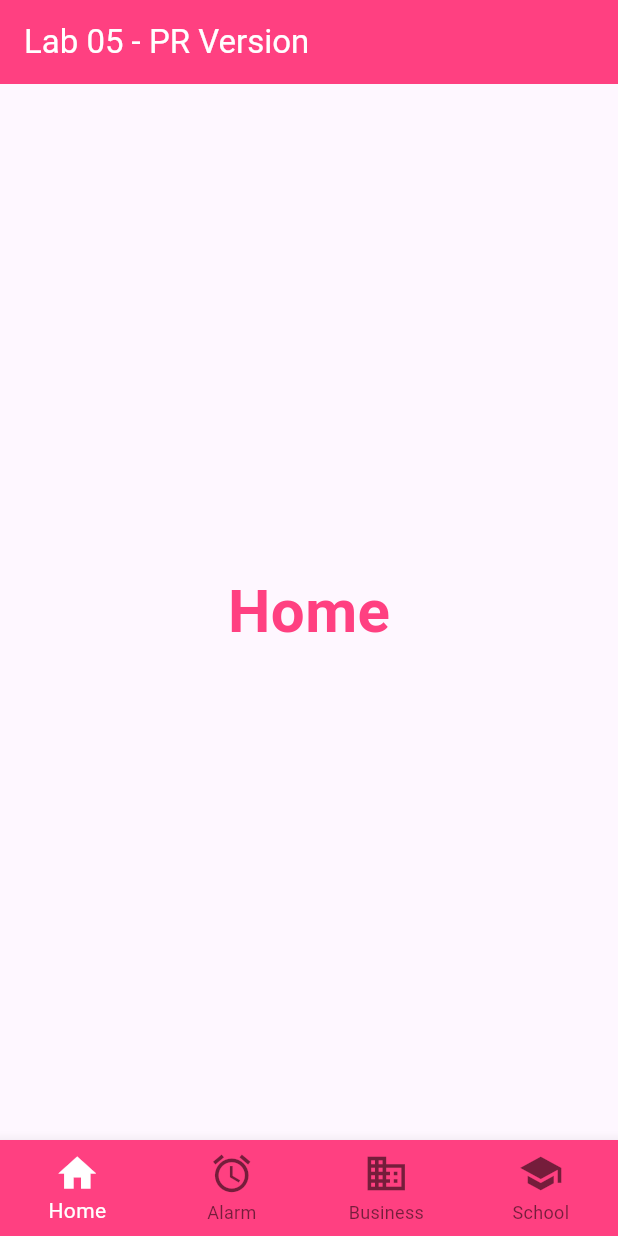
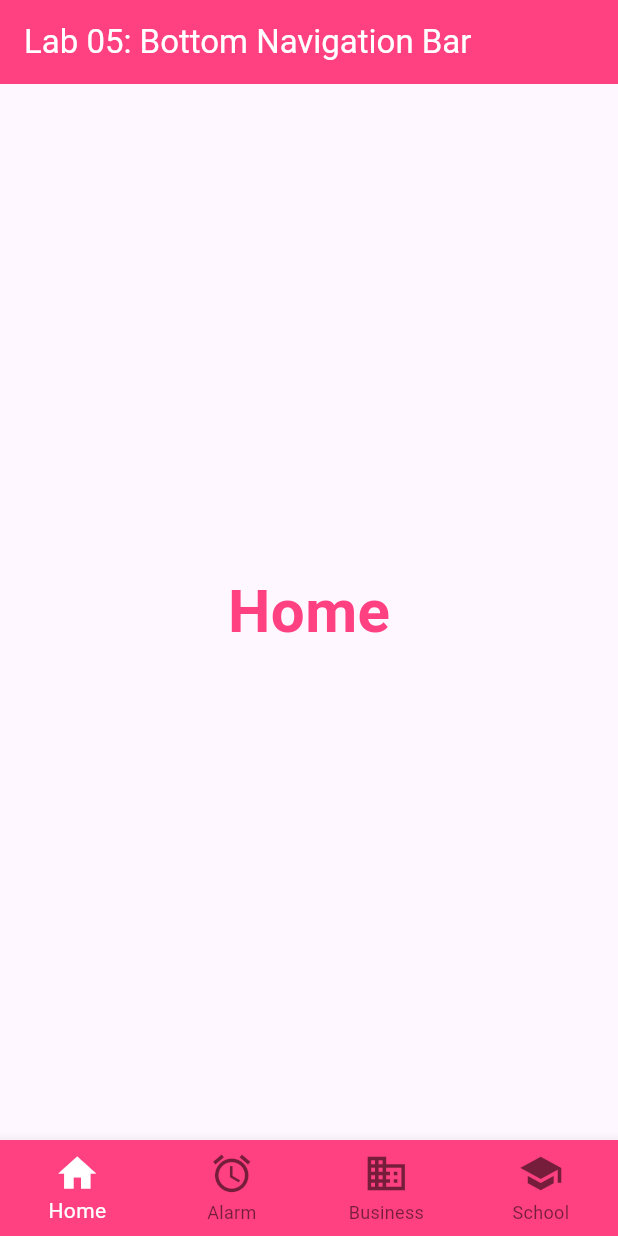
Before and after one commit to VonaraRi/TMA3084_G02_106148_Lab05_Lesson07, a Flutter app: the screen it shows after launch, on a phone screen of 412 x 824 dp. Run offline on Flutter 3.47's test engine with Material 3 defaults, Android fonts, the phone set to English and light mode, and no system bars.

Commit message:
Update AppBar title on main

```diff
--- a/bottom_navigator_bar_lab/lib/main.dart
+++ b/bottom_navigator_bar_lab/lib/main.dart
@@ -29,7 +29,7 @@ class _BottomNavLabState extends State<BottomNavLab> {
     return MaterialApp(
       home: Scaffold(
         appBar: AppBar(
-          title: const Text('Lab 05 - PR Version'),
+          title: const Text('Lab 05: Bottom Navigation Bar'),
           backgroundColor: Colors.pinkAccent,
           foregroundColor: Colors.white,
         ),
```
